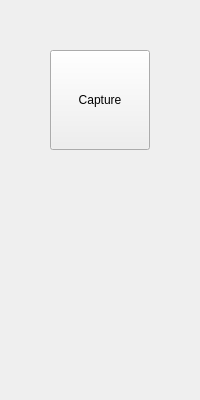
Before: the Qt Designer form src/rqt_plugin/kevin_rqt_button/resource/MyPlugin.ui in kev1nCh1u/motion_capture, drawn with Qt 5.
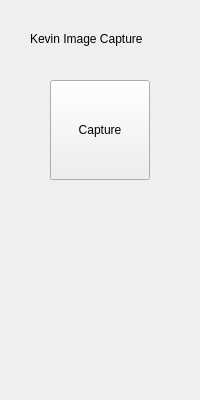
After: the same form once the commit is applied.

Commit message: rqt label

The edit to the form file:
```diff
--- a/src/rqt_plugin/kevin_rqt_button/resource/MyPlugin.ui
+++ b/src/rqt_plugin/kevin_rqt_button/resource/MyPlugin.ui
@@ -17,7 +17,7 @@
    <property name="geometry">
     <rect>
      <x>50</x>
-     <y>50</y>
+     <y>80</y>
      <width>100</width>
      <height>100</height>
     </rect>
@@ -26,6 +26,22 @@
     <string>Capture</string>
    </property>
   </widget>
+  <widget class="QLabel" name="label">
+   <property name="geometry">
+    <rect>
+     <x>30</x>
+     <y>30</y>
+     <width>141</width>
+     <height>17</height>
+    </rect>
+   </property>
+   <property name="text">
+    <string>Kevin Image Capture</string>
+   </property>
+   <property name="textFormat">
+    <enum>Qt::AutoText</enum>
+   </property>
+  </widget>
  </widget>
  <resources/>
  <connections/>
```
The commit also changes 2 other files.
